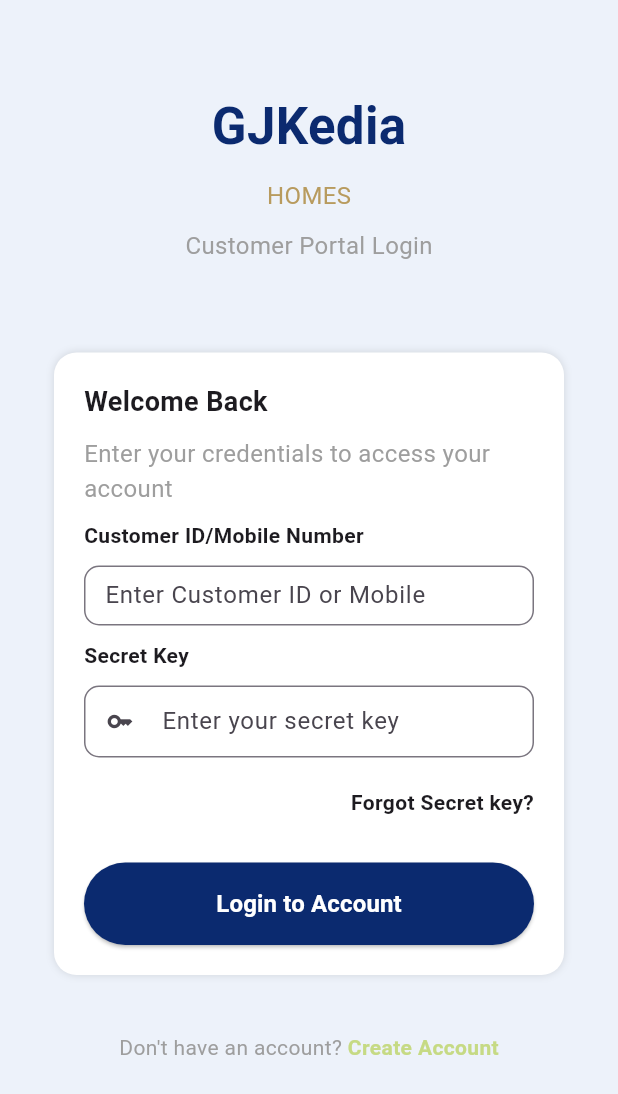
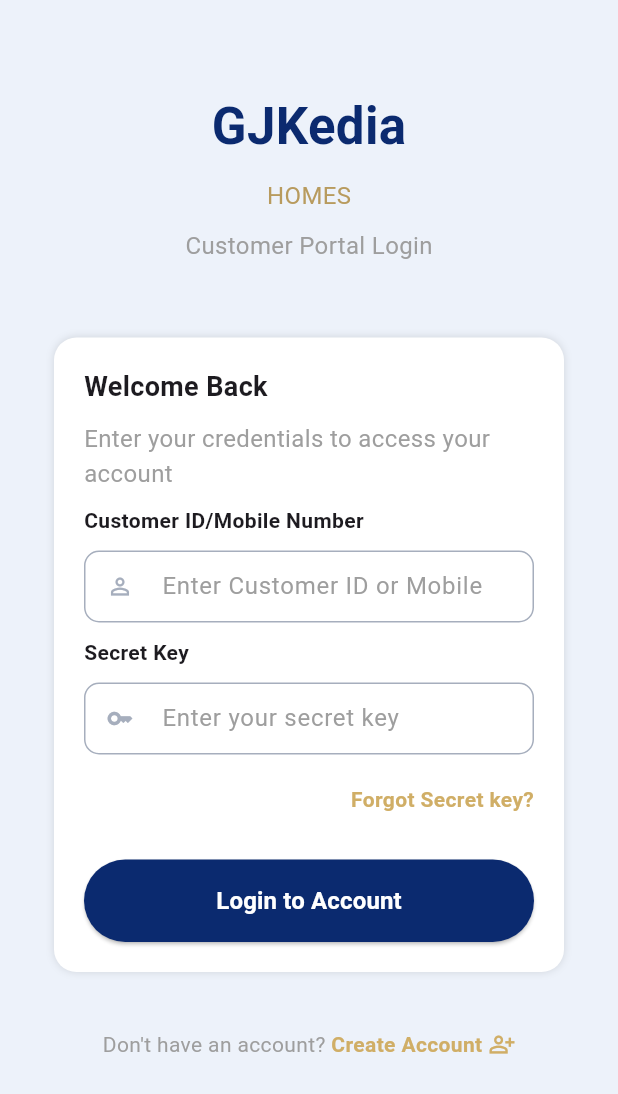
Before and after one commit to RkNani19/cp_app, a Flutter app: the screen it shows after launch, on a phone screen of 412 x 824 dp. Shown: the top 1094 px of the screen. Run offline on Flutter 3.47's test engine with Material 3 defaults, Android fonts, the phone set to English and light mode, and no system bars.

Commit message:
Update login screen

```diff
--- a/lib/view/login_screen.dart
+++ b/lib/view/login_screen.dart
@@ -13,8 +13,10 @@ class _LoginScreenState extends State<LoginScreen> {
   @override
   Widget build(BuildContext context) {
     return Scaffold(
+      resizeToAvoidBottomInset: false,
       backgroundColor: Color(0xFFEDF2FA),
       body: SafeArea(
+        child: SingleChildScrollView(
           child: Column(
             children: [
               Center(
@@ -50,7 +52,7 @@ class _LoginScreenState extends State<LoginScreen> {
                   ),
                 ),
               ),
-            SizedBox(height: 10),
+              // SizedBox(height: 10),
               Center(
                 child: Padding(
                   padding: EdgeInsets.all(20),
@@ -64,7 +66,9 @@ class _LoginScreenState extends State<LoginScreen> {
                     decoration: BoxDecoration(
                       color: Colors.white,
                       borderRadius: BorderRadius.circular(15),
-                    boxShadow: [BoxShadow(blurRadius: 4,color: Colors.black12)],
+                      boxShadow: [
+                        BoxShadow(blurRadius: 4, color: Colors.black12),
+                      ],
                     ),
                     child: Column(
                       crossAxisAlignment: CrossAxisAlignment.start,
@@ -88,12 +92,20 @@ class _LoginScreenState extends State<LoginScreen> {
                           "Customer ID/Mobile Number",
                           style: TextStyle(fontWeight: FontWeight.bold),
                         ),
-                      SizedBox(height: 10,),
+                        SizedBox(height: 10),
                         TextField(
                           decoration: InputDecoration(
                             labelText: "Enter Customer ID or Mobile",
-                          border: OutlineInputBorder(
+                            floatingLabelBehavior: FloatingLabelBehavior.never,
+                            labelStyle: TextStyle(color: Colors.grey),
+                            prefixIcon: Icon(Icons.person_outline,color: Color(0xFFA6AEBD),),
+                            enabledBorder: OutlineInputBorder(
                               borderRadius: BorderRadius.circular(10),
+                              borderSide: BorderSide(color: Color(0xFFA6AEBD)),
+                            ),
+                            focusedBorder: OutlineInputBorder(
+                              borderRadius: BorderRadius.circular(10),
+                              borderSide: BorderSide(color: Color(0xFFA6AEBD)),
                             ),
                             isDense: true,
                             contentPadding: EdgeInsets.symmetric(
@@ -108,13 +120,21 @@ class _LoginScreenState extends State<LoginScreen> {
                           "Secret Key",
                           style: TextStyle(fontWeight: FontWeight.bold),
                         ),
-                       SizedBox(height: 10,),
+                        SizedBox(height: 10),
                         TextField(
                           decoration: InputDecoration(
                             labelText: "Enter your secret key",
-                          prefixIcon: Icon(Icons.key_outlined),
-                          border: OutlineInputBorder(
+                            floatingLabelBehavior: FloatingLabelBehavior.never,
+                            labelStyle: TextStyle(color: Colors.grey),
+                            prefixIcon: Icon(Icons.key_outlined,color: Color(0xFFA6AEBD),),
+                            enabledBorder: OutlineInputBorder(
                               borderRadius: BorderRadius.circular(10),
+                              borderSide: BorderSide(color: Color(0xFFA6AEBD)),
+                            ),
+
+                            focusedBorder: OutlineInputBorder(
+                               borderRadius: BorderRadius.circular(10),
+                              borderSide: BorderSide(color: Color(0xFFA6AEBD)),
                             ),
                             isDense: true,
                             contentPadding: EdgeInsets.symmetric(
@@ -129,7 +149,10 @@ class _LoginScreenState extends State<LoginScreen> {
                           alignment: Alignment.centerRight,
                           child: Text(
                             "Forgot Secret key?",
-                          style: TextStyle(fontWeight: FontWeight.bold),
+                            style: TextStyle(
+                              fontWeight: FontWeight.bold,
+                              color: Color(0xFFD0AE66),
+                            ),
                           ),
                         ),
                         SizedBox(height: 30),
@@ -139,13 +162,15 @@ class _LoginScreenState extends State<LoginScreen> {
                           height: 55,
                           child: ElevatedButton(
                             onPressed: () {},
-                          style: ElevatedButton.styleFrom(backgroundColor: Color(0xFF0B2A6F),),
+                            style: ElevatedButton.styleFrom(
+                              backgroundColor: Color(0xFF0B2A6F),
+                            ),
                             child: Text(
                               "Login to Account",
                               style: TextStyle(
                                 fontSize: 16,
                                 fontWeight: FontWeight.bold,
-                              color: Colors.white
+                                color: Colors.white,
                               ),
                             ),
                           ),
@@ -170,23 +195,33 @@ class _LoginScreenState extends State<LoginScreen> {
         Navigator.push(
           context,
           MaterialPageRoute(
-                        builder: (context) =>
-                            const CreateAccount(title: 'Create Account'),
+            builder: (context) => const CreateAccount(title: 'Create Account'),
           ),
         );
       },
-                  child: const Text(
+      child: Row( // New Row to hold text and icon together
+        children: const [
+          Text(
             "Create Account",
             style: TextStyle(
               fontSize: 14,
-                      color: Color.fromARGB(255, 198, 218, 132),
+              color: Color(0xFFD0AE66),
               fontWeight: FontWeight.bold,
             ),
           ),
+          SizedBox(width: 4), // Small gap
+          Icon(
+            Icons.person_add_alt_outlined,
+            size: 18,
+            color: Color(0xFFD0AE66),
           ),
         ],
       ),
+    ),
   ],
+)
+            ],
+          ),
         ),
       ),
     );
```
Lines whose indentation alone changed are shown as unchanged.
